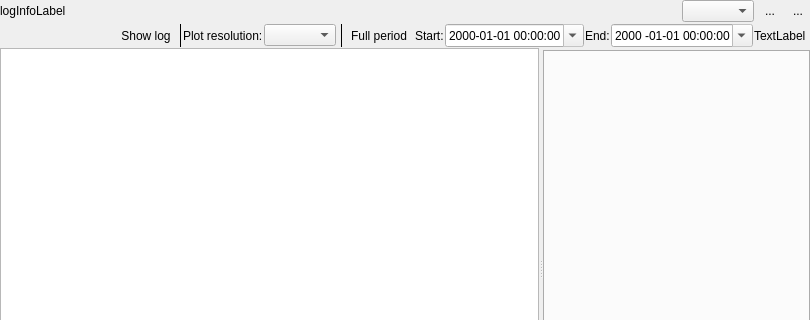
ecmwf/ecflow, file Viewer/ecflowUI/src/LogLoadWidget.ui: the form before one commit; both pictures show x 0 to 810 and y 0 to 320 of the 810 by 488 pixel window.
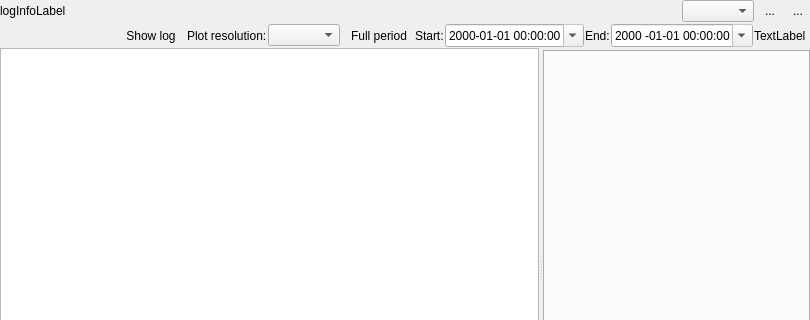
The form after the commit. Icons and pictures are not drawn. Custom widgets are drawn as their Qt base class.

Commit message: ecflowUI: improve log file loading mechanism in server load tab ECFLOW-1681

Patch:
```diff
--- a/Viewer/ecflowUI/src/LogLoadWidget.ui
+++ b/Viewer/ecflowUI/src/LogLoadWidget.ui
@@ -162,14 +162,20 @@
           </widget>
          </item>
          <item>
-          <widget class="Line" name="line_2">
-           <property name="frameShadow">
-            <enum>QFrame::Plain</enum>
-           </property>
+          <spacer name="horizontalSpacer_4">
            <property name="orientation">
-            <enum>Qt::Vertical</enum>
+            <enum>Qt::Horizontal</enum>
            </property>
-          </widget>
+           <property name="sizeType">
+            <enum>QSizePolicy::Fixed</enum>
+           </property>
+           <property name="sizeHint" stdset="0">
+            <size>
+             <width>3</width>
+             <height>20</height>
+            </size>
+           </property>
+          </spacer>
          </item>
          <item>
           <widget class="QLabel" name="resComboLabel">
@@ -197,16 +203,6 @@
            </property>
           </spacer>
          </item>
-         <item>
-          <widget class="Line" name="line">
-           <property name="frameShadow">
-            <enum>QFrame::Plain</enum>
-           </property>
-           <property name="orientation">
-            <enum>Qt::Vertical</enum>
-           </property>
-          </widget>
-         </item>
          <item>
           <widget class="QToolButton" name="showFullTb">
            <property name="toolTip">
```
The commit also changes 1 other file.
